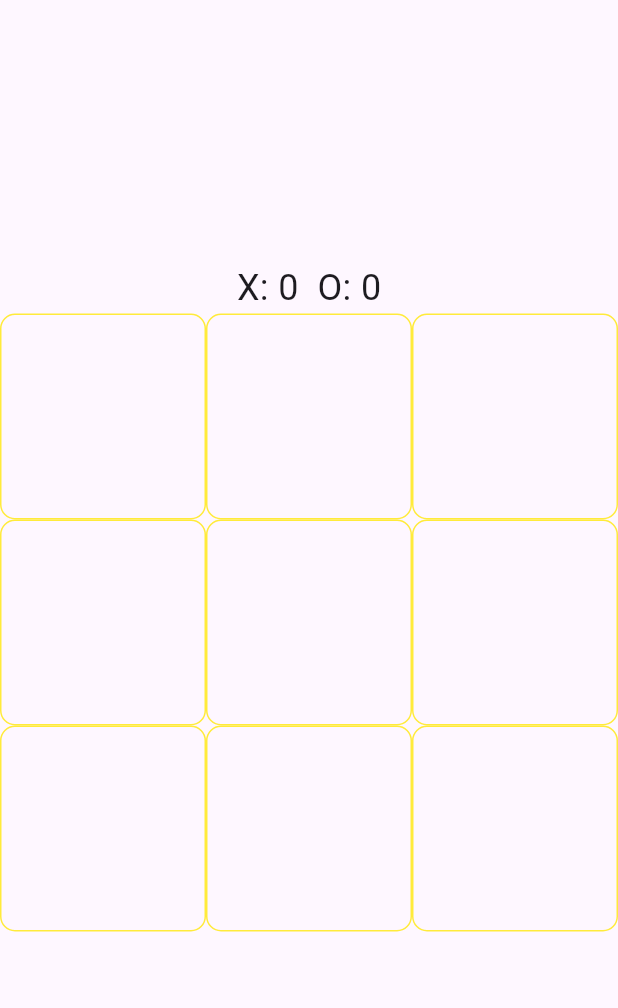
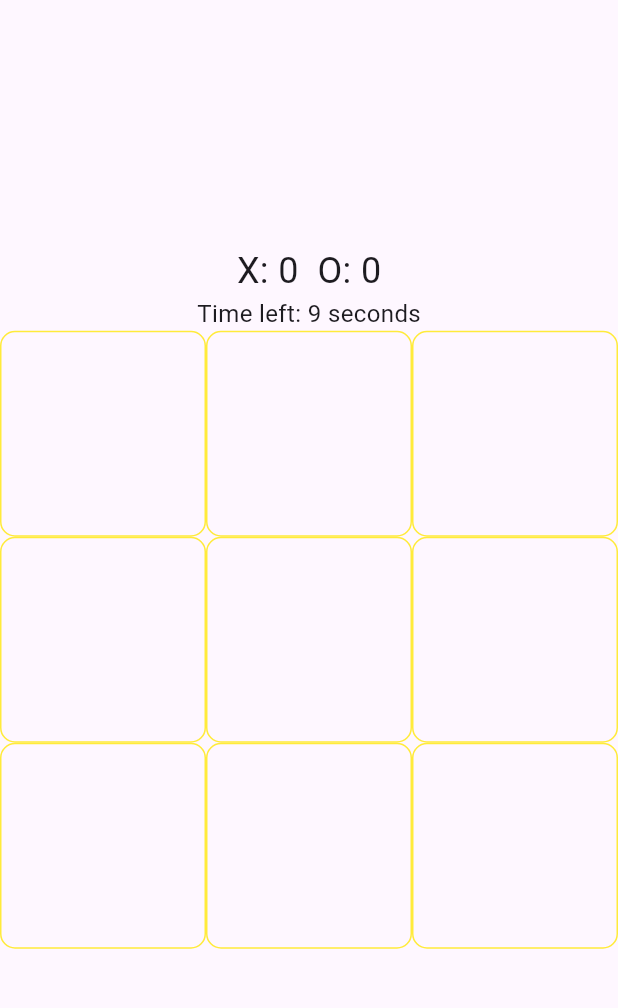
Before and after one commit to RCburak/TicTacToe, a Flutter app: the screen it shows after launch, after a tap on "1 Player", on a phone screen of 412 x 824 dp, the part 63-1071 px from its top. Run offline on Flutter 3.47's test engine with Material 3 defaults, Android fonts, the phone set to English and light mode, and no system bars; our stand-ins replace cloud_firestore, confetti, firebase_auth, firebase_core, fluttertoast; accounts and stored records are empty.

```diff
--- a/lib/gamepage.dart
+++ b/lib/gamepage.dart
@@ -1,5 +1,4 @@
-// ignore_for_file: use_super_parameters, library_private_types_in_public_api, unused_element
-
+import 'dart:async';
 import 'dart:math';
 import 'package:flutter/material.dart';
 import 'package:confetti/confetti.dart';
@@ -35,6 +34,8 @@ class _TicTacToeBoardState extends State<TicTacToeBoard> {
   int _teamOScore = 0;
   int _boardSize = 3;
   late ConfettiController _confettiController;
+  int _moveTimeInSeconds = 10;
+  late Timer _timer;
 
   @override
   void initState() {
@@ -42,12 +43,28 @@ class _TicTacToeBoardState extends State<TicTacToeBoard> {
     _initializeBoard();
     _confettiController =
         ConfettiController(duration: const Duration(seconds: 5));
+    _startTimer();
   }
 
   @override
   void dispose() {
     _confettiController.dispose();
+    _timer.cancel(); // Timer'ı iptal et
     super.dispose();
+  }
+
+  void _startTimer() {
+    _timer = Timer.periodic(Duration(seconds: 1), (timer) {
+      setState(() {
+        if (_moveTimeInSeconds > 0) {
+          _moveTimeInSeconds--;
+        } else {
+          // Zaman dolduğunda otomatik olarak sırayı değiştir
+          _isXNext = !_isXNext;
+          _moveTimeInSeconds = 10; // Yeni bir zaman başlat
+        }
+      });
+    });
   }
 
   void _initializeBoard() {
@@ -84,6 +101,7 @@ class _TicTacToeBoardState extends State<TicTacToeBoard> {
       setState(() {
         _board[row][col] = _isXNext ? '❌' : '⭕';
         _isXNext = !_isXNext;
+        _moveTimeInSeconds = 10; // Hamle yapıldığında zamanı sıfırla
       });
       _checkWinner();
     }
@@ -200,6 +218,10 @@ class _TicTacToeBoardState extends State<TicTacToeBoard> {
                 'X: $_teamXScore  O: $_teamOScore',
                 style: const TextStyle(fontSize: 24),
               ),
+              Text(
+                'Time left: $_moveTimeInSeconds seconds',
+                style: const TextStyle(fontSize: 16),
+              ),
               GridView.builder(
                 shrinkWrap: true,
                 gridDelegate: SliverGridDelegateWithFixedCrossAxisCount(
--- a/lib/gamepage2.dart
+++ b/lib/gamepage2.dart
@@ -1,3 +1,5 @@
+// ignore_for_file: use_super_parameters, library_private_types_in_public_api
+
 import 'dart:math';
 import 'package:flutter/material.dart';
 import 'package:confetti/confetti.dart';
```
